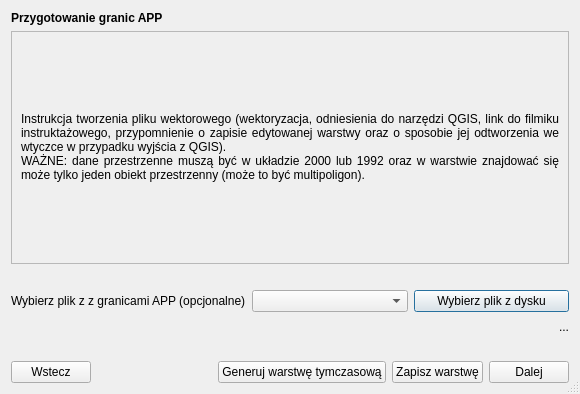
The window that modules/app/views/ui/wektor_instrukcja_dialog_base.ui (envirosolutionspl/wtyczka_qgis_app) describes before a commit, drawn with Qt 5.
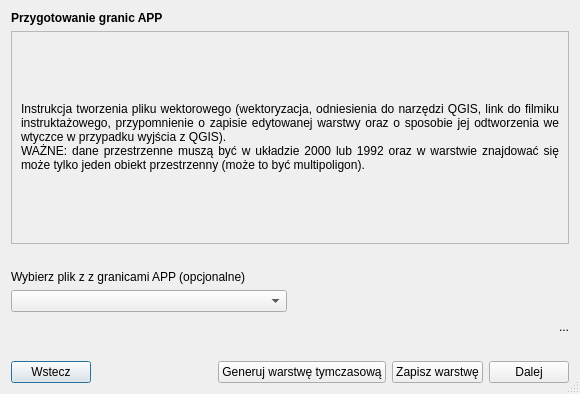
The same window after the commit. Custom widgets are drawn as their Qt base class.

Commit message: Tabelki i wgrywanie plików.

Diff of the .ui file:
```diff
--- a/modules/app/views/ui/wektor_instrukcja_dialog_base.ui
+++ b/modules/app/views/ui/wektor_instrukcja_dialog_base.ui
@@ -49,7 +49,7 @@
           <x>0</x>
           <y>0</y>
           <width>564</width>
-          <height>248</height>
+          <height>234</height>
          </rect>
         </property>
         <layout class="QGridLayout" name="gridLayout">
@@ -83,8 +83,6 @@
       </widget>
      </item>
      <item>
-      <layout class="QHBoxLayout" name="horizontalLayout">
-       <item>
         <widget class="QLabel" name="addAppShp_lbl">
          <property name="text">
           <string>Wybierz plik z z granicami APP (opcjonalne)</string>
@@ -95,14 +93,12 @@
         </widget>
        </item>
        <item>
-        <widget class="QgsMapLayerComboBox" name="mMapLayerComboBox"/>
+      <layout class="QHBoxLayout" name="horizontalLayout">
+       <item>
+        <widget class="QgsMapLayerComboBox" name="layers_comboBox"/>
        </item>
        <item>
-        <widget class="QPushButton" name="chooseFile_btn">
-         <property name="text">
-          <string>Wybierz plik z dysku</string>
-         </property>
-        </widget>
+        <widget class="QgsFileWidget" name="chooseFile_btn"/>
        </item>
       </layout>
      </item>
@@ -190,6 +186,11 @@
   </layout>
  </widget>
  <customwidgets>
+  <customwidget>
+   <class>QgsFileWidget</class>
+   <extends>QWidget</extends>
+   <header>qgsfilewidget.h</header>
+  </customwidget>
   <customwidget>
    <class>QgsMapLayerComboBox</class>
    <extends>QComboBox</extends>
```
Lines whose indentation alone changed are shown as unchanged. The commit also changes 10 other files.
